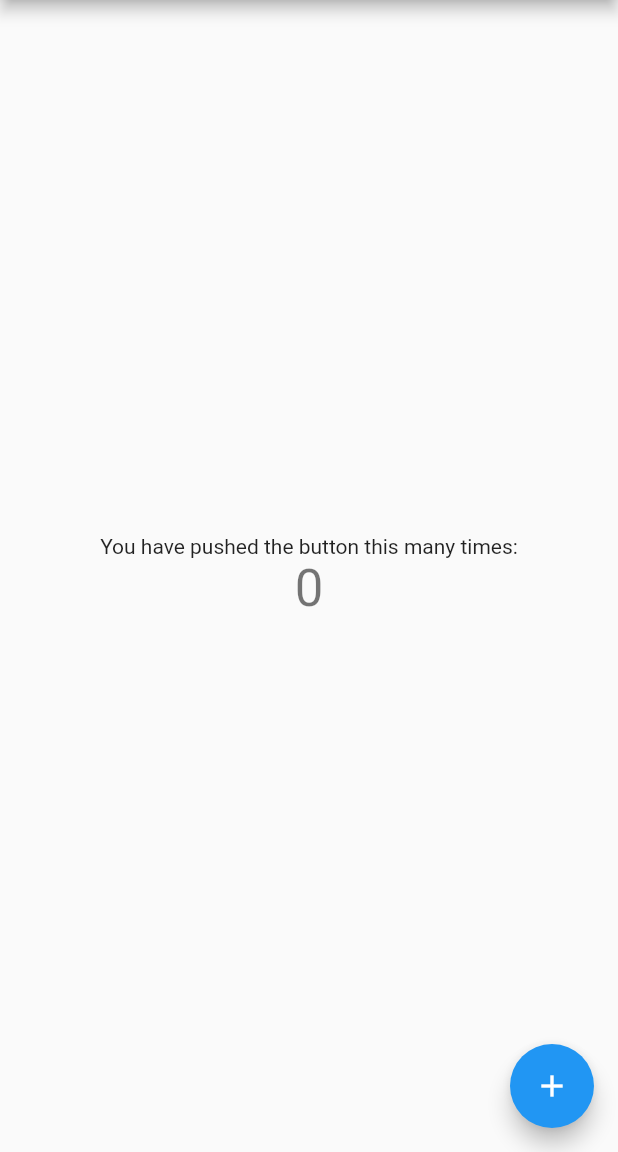
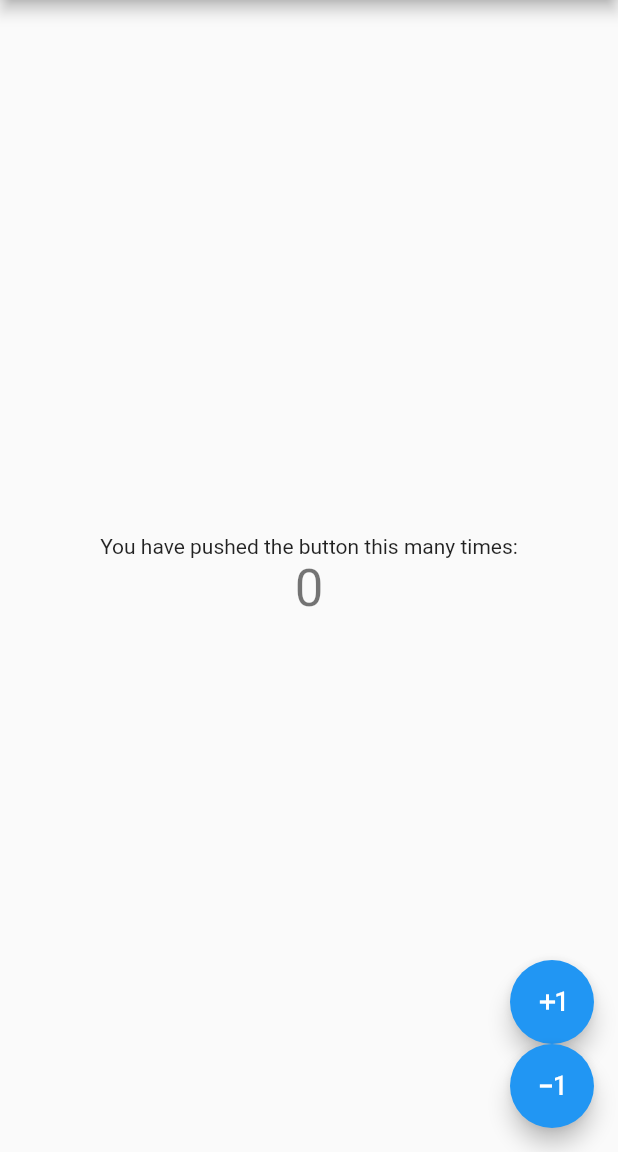
Before and after one commit to pavelkv96/home_widget, a Flutter app: the screen it shows after launch, on a phone screen of 412 x 824 dp, the part 84-1236 px from its top. Run offline on Flutter 3.47's test engine with Material 2 defaults, Android fonts, the phone set to English and light mode, and no system bars; our stand-ins replace flutter_bloc, freezed_annotation, get_it, injectable, shared_preferences; generated files the repository leaves out were written again.

```diff
--- a/lib/main.dart
+++ b/lib/main.dart
@@ -4,6 +4,8 @@ import 'package:flutter/foundation.dart';
 import 'package:flutter/material.dart';
 import 'package:flutter_bloc/flutter_bloc.dart';
 import 'package:home_widget/di/injection.dart';
+import 'package:home_widget/feature/counter/presentation/bloc/counter_bloc.dart';
+import 'package:home_widget/feature/counter/presentation/screen/counter_screen.dart';
 
 Future<void> main() async {
   await runZonedGuarded(
@@ -28,49 +30,9 @@ class MyApp extends StatelessWidget {
     return MaterialApp(
       title: 'Flutter Demo',
       theme: ThemeData(primarySwatch: Colors.blue),
-      home: const MyHomePage(),
-    );
-  }
-}
-
-class MyHomePage extends StatefulWidget {
-  const MyHomePage({Key? key}) : super(key: key);
-
-  @override
-  State<MyHomePage> createState() => _MyHomePageState();
-}
-
-class _MyHomePageState extends State<MyHomePage> {
-  int _counter = 0;
-
-  void _incrementCounter() {
-    setState(() => _counter++);
-  }
-
-  @override
-  Widget build(BuildContext context) {
-    return Scaffold(
-      appBar: AppBar(
-        title: const Text('Flutter Demo Home Page'),
-      ),
-      body: Center(
-        child: Column(
-          mainAxisAlignment: MainAxisAlignment.center,
-          children: <Widget>[
-            const Text(
-              'You have pushed the button this many times:',
-            ),
-            Text(
-              '$_counter',
-              style: Theme.of(context).textTheme.headline4,
-            ),
-          ],
-        ),
-      ),
-      floatingActionButton: FloatingActionButton(
-        onPressed: _incrementCounter,
-        tooltip: 'Increment',
-        child: const Icon(Icons.add),
+      home: BlocProvider<CounterBloc>(
+        create: (context) => locator<CounterBloc>()..add(const CounterEvent.fetchCurrentCount()),
+        child: const CounterScreen(),
       ),
     );
   }
```
